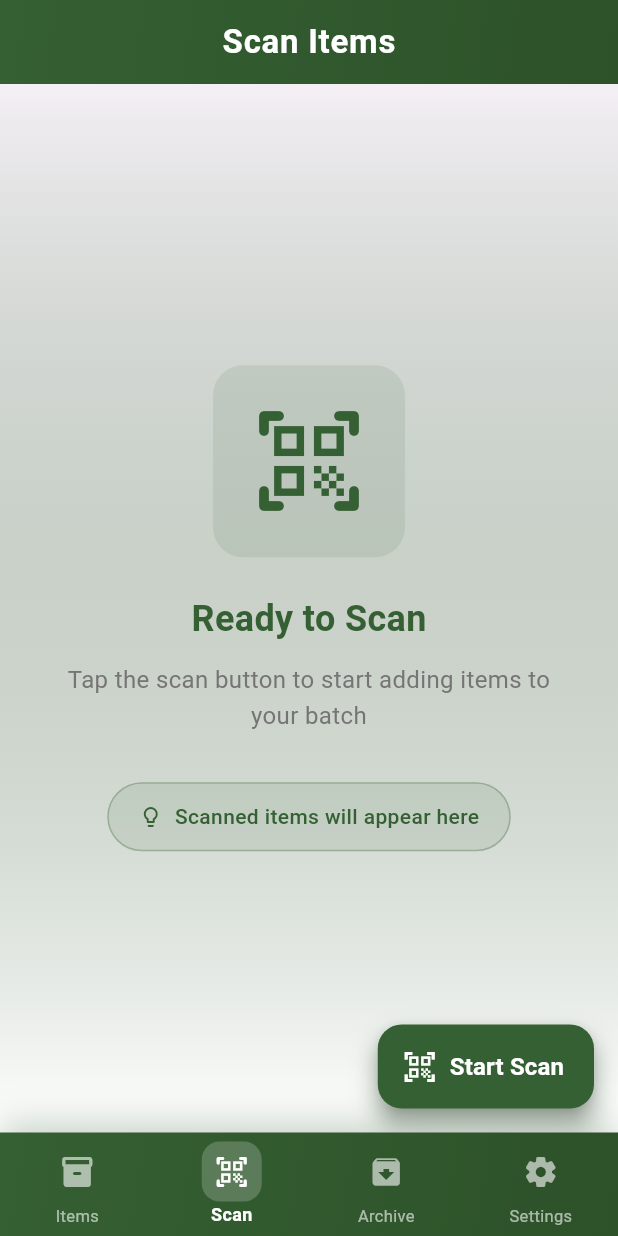
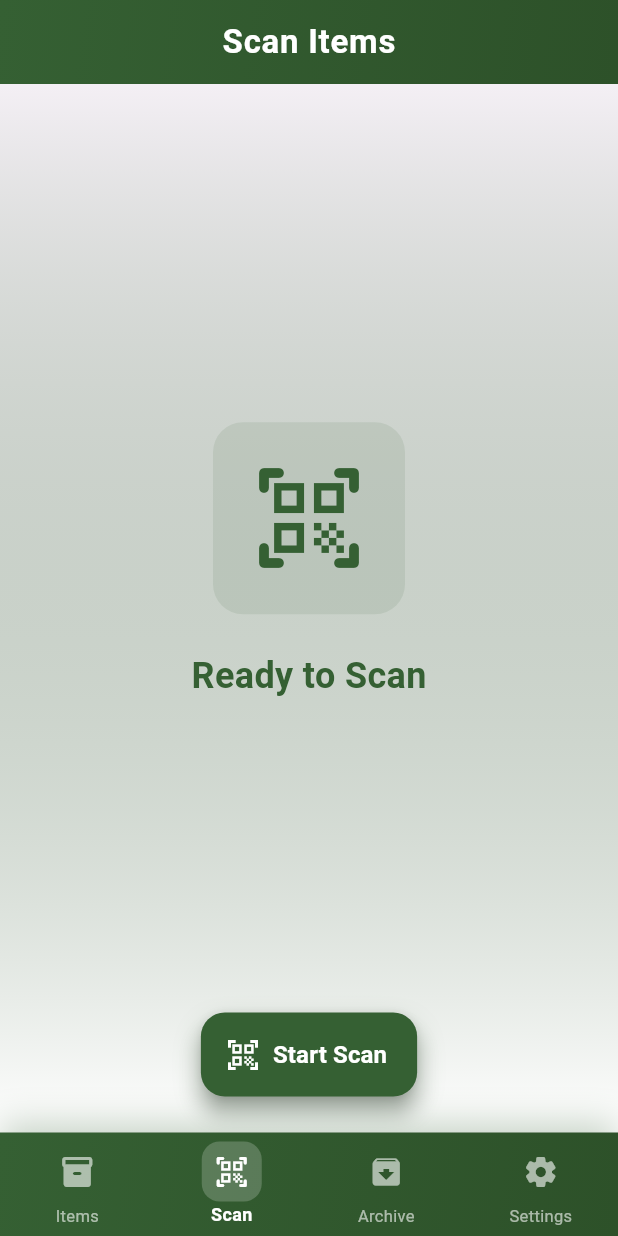
Before and after one commit to LJAMINE/stock_scanner_agriwise, a Flutter app: the screen it shows after launch, item 2 of the bottom bar chosen, on a phone screen of 412 x 824 dp. Run offline on Flutter 3.47's test engine with Material 3 defaults, Android fonts, the phone set to English and light mode, and no system bars; our stand-ins replace equatable, file_picker, flutter_bloc, image_picker, open_filex, share_plus and 2 more; missing offline and left inert: excel, file_saver, mobile_scanner; accounts and stored records are empty; generated files the repository leaves out were written again.

Commit message:
modifier of scanpage and parametre page

```diff
--- a/lib/features/import/presentation/pages/ScanPage.dart
+++ b/lib/features/import/presentation/pages/ScanPage.dart
@@ -88,7 +88,9 @@ class _ScanPageState extends State<ScanPage> {
             ),
           ),
         ),
+        floatingActionButtonLocation: FloatingActionButtonLocation.centerFloat,
         floatingActionButton: Container(
+          margin: EdgeInsets.only(bottom: 8), // Reduced from 16 to 8
           decoration: BoxDecoration(
             borderRadius: BorderRadius.circular(16),
             boxShadow: [
@@ -136,7 +138,8 @@ class _ScanPageState extends State<ScanPage> {
             children: [
               if (_scanning)
                 Container(
-                  margin: EdgeInsets.all(16),
+                  margin: EdgeInsets.fromLTRB(
+                      16, 8, 16, 8), // Reduced top and bottom margin
                   decoration: BoxDecoration(
                     borderRadius: BorderRadius.circular(20),
                     boxShadow: [
@@ -150,7 +153,8 @@ class _ScanPageState extends State<ScanPage> {
                   child: ClipRRect(
                     borderRadius: BorderRadius.circular(20),
                     child: SizedBox(
-                      height: 300,
+                      height:
+                          250, // Reduced from 300 to 250 to prevent overflow
                       child: Stack(
                         children: [
                           MobileScanner(
@@ -168,8 +172,8 @@ class _ScanPageState extends State<ScanPage> {
                           // Scan overlay
                           Center(
                             child: Container(
-                              width: 250,
-                              height: 150,
+                              width: 220, // Reduced from 250
+                              height: 130, // Reduced from 150
                               decoration: BoxDecoration(
                                 border: Border.all(
                                   color: Color(0xFF356033),
@@ -283,6 +287,11 @@ class _ScanPageState extends State<ScanPage> {
                   ),
                 ),
               Expanded(
+                child: Padding(
+                  padding: EdgeInsets.only(
+                      bottom: _scanning
+                          ? 60
+                          : 50), // Further reduced padding to account for save button
                   child: scannedItems.isEmpty
                       ? Center(
                           child: Container(
@@ -312,54 +321,37 @@ class _ScanPageState extends State<ScanPage> {
                                   ),
                                 ),
                                 SizedBox(height: 12),
-                              Text(
-                                'Tap the scan button to start adding items to your batch',
-                                textAlign: TextAlign.center,
-                                style: TextStyle(
-                                  fontSize: 16,
-                                  color: Colors.grey[600],
-                                  height: 1.5,
-                                ),
-                              ),
-                              SizedBox(height: 32),
-                              Container(
-                                padding: EdgeInsets.symmetric(
-                                  horizontal: 20,
-                                  vertical: 12,
-                                ),
-                                decoration: BoxDecoration(
-                                  color: Color(0xFF356033).withOpacity(0.1),
-                                  borderRadius: BorderRadius.circular(25),
-                                  border: Border.all(
-                                    color: Color(0xFF356033).withOpacity(0.3),
-                                  ),
-                                ),
-                                child: Row(
-                                  mainAxisSize: MainAxisSize.min,
-                                  children: [
-                                    Icon(
-                                      Icons.lightbulb_outline,
-                                      size: 16,
-                                      color: Color(0xFF356033),
-                                    ),
-                                    SizedBox(width: 8),
-                                    Text(
-                                      'Scanned items will appear here',
-                                      style: TextStyle(
-                                        fontSize: 14,
-                                        color: Color(0xFF356033),
-                                        fontWeight: FontWeight.w500,
-                                      ),
-                                    ),
-                                  ],
-                                ),
-                              ),
+                                // SizedBox(height: 32),
+                                // Container(
+                                //   padding: EdgeInsets.symmetric(
+                                //     horizontal: 20,
+                                //     vertical: 12,
+                                //   ),
+                                //   decoration: BoxDecoration(
+                                //     color: Color(0xFF356033).withOpacity(0.1),
+                                //     borderRadius: BorderRadius.circular(25),
+                                //     border: Border.all(
+                                //       color: Color(0xFF356033).withOpacity(0.3),
+                                //     ),
+                                //   ),
+                                //   child: Row(
+                                //     mainAxisSize: MainAxisSize.min,
+                                //     children: [
+                                //       Icon(
+                                //         Icons.lightbulb_outline,
+                                //         size: 16,
+                                //         color: Color(0xFF356033),
+                                //       ),
+                                //     ],
+                                //   ),
+                                // ),
                               ],
                             ),
                           ),
                         )
                       : Container(
-                        margin: EdgeInsets.all(16),
+                          margin: EdgeInsets.fromLTRB(16, 16, 16,
+                              8), // Reduced bottom margin from 16 to 8
                           decoration: BoxDecoration(
                             color: Colors.white,
                             borderRadius: BorderRadius.circular(20),
@@ -421,7 +413,8 @@ class _ScanPageState extends State<ScanPage> {
                                           '${scannedItems.length} items in batch',
                                           style: TextStyle(
                                             fontSize: 14,
-                                          color: Colors.white.withOpacity(0.8),
+                                            color:
+                                                Colors.white.withOpacity(0.8),
                                           ),
                                         ),
                                       ],
@@ -455,7 +448,8 @@ class _ScanPageState extends State<ScanPage> {
                                   child: Container(
                                     decoration: BoxDecoration(
                                       border: Border.all(
-                                      color: Color(0xFF356033).withOpacity(0.2),
+                                        color:
+                                            Color(0xFF356033).withOpacity(0.2),
                                         width: 1,
                                       ),
                                       borderRadius: BorderRadius.circular(12),
@@ -541,7 +535,8 @@ class _ScanPageState extends State<ScanPage> {
                                                 Expanded(
                                                   flex: 2,
                                                   child: Container(
-                                                  padding: EdgeInsets.symmetric(
+                                                    padding:
+                                                        EdgeInsets.symmetric(
                                                       vertical: 6,
                                                       horizontal: 10,
                                                     ),
@@ -559,7 +554,8 @@ class _ScanPageState extends State<ScanPage> {
                                                         fontSize: 12,
                                                         fontWeight:
                                                             FontWeight.w500,
-                                                      color: Color(0xFF356033),
+                                                        color:
+                                                            Color(0xFF356033),
                                                       ),
                                                     ),
                                                   ),
@@ -574,7 +570,8 @@ class _ScanPageState extends State<ScanPage> {
                                                     maxLines: 2,
                                                     style: TextStyle(
                                                       fontSize: 14,
-                                                    fontWeight: FontWeight.w500,
+                                                      fontWeight:
+                                                          FontWeight.w500,
                                                       color: Colors.grey[800],
                                                     ),
                                                   ),
@@ -590,15 +587,16 @@ class _ScanPageState extends State<ScanPage> {
                                                         horizontal: 12,
                                                       ),
                                                       decoration: BoxDecoration(
-                                                      gradient: LinearGradient(
+                                                        gradient:
+                                                            LinearGradient(
                                                           colors: [
                                                             Color(0xFF356033),
                                                             Color(0xFF2D5129),
                                                           ],
                                                         ),
                                                         borderRadius:
-                                                          BorderRadius.circular(
-                                                              20),
+                                                            BorderRadius
+                                                                .circular(20),
                                                       ),
                                                       child: Text(
                                                         '${item.quantity}',
@@ -624,7 +622,10 @@ class _ScanPageState extends State<ScanPage> {
                               // Save Button Section
                               if (scannedItems.isNotEmpty)
                                 Container(
-                                padding: EdgeInsets.all(20),
+                                  margin: EdgeInsets.only(
+                                      bottom: 8), // Reduced from 24 to 8
+                                  padding: EdgeInsets.all(
+                                      16), // Reduced from 20 to 16
                                   decoration: BoxDecoration(
                                     color: Color(0xFF356033).withOpacity(0.05),
                                     borderRadius: BorderRadius.only(
@@ -663,7 +664,8 @@ class _ScanPageState extends State<ScanPage> {
                                           ),
                                         ],
                                       ),
-                                    SizedBox(height: 16),
+                                      SizedBox(
+                                          height: 12), // Reduced from 16 to 12
                                       Container(
                                         width: double.infinity,
                                         decoration: BoxDecoration(
@@ -675,7 +677,8 @@ class _ScanPageState extends State<ScanPage> {
                                               Color(0xFF2D5129),
                                             ],
                                           ),
-                                        borderRadius: BorderRadius.circular(16),
+                                          borderRadius:
+                                              BorderRadius.circular(16),
                                           boxShadow: [
                                             BoxShadow(
                                               color: Color(0xFF356033)
@@ -704,7 +707,8 @@ class _ScanPageState extends State<ScanPage> {
                                             backgroundColor: Colors.transparent,
                                             shadowColor: Colors.transparent,
                                             padding: EdgeInsets.symmetric(
-                                              vertical: 18),
+                                                vertical:
+                                                    14), // Reduced from 18 to 14
                                             shape: RoundedRectangleBorder(
                                               borderRadius:
                                                   BorderRadius.circular(16),
@@ -741,7 +745,8 @@ class _ScanPageState extends State<ScanPage> {
                                                       Container(
                                                         padding:
                                                             EdgeInsets.all(8),
-                                                      decoration: BoxDecoration(
+                                                        decoration:
+                                                            BoxDecoration(
                                                           color: Colors.white
                                                               .withOpacity(0.2),
                                                           borderRadius:
@@ -802,9 +807,13 @@ class _ScanPageState extends State<ScanPage> {
                                     ],
                                   ),
                                 ),
+                              // Add bottom padding to avoid FAB overlap
+                              SizedBox(
+                                  height: 8), // Further reduced from 16 to 8
                             ],
                           ),
                         ),
+                ), // Close Padding widget
               ),
             ],
           ),
```
Lines whose indentation alone changed are shown as unchanged.
